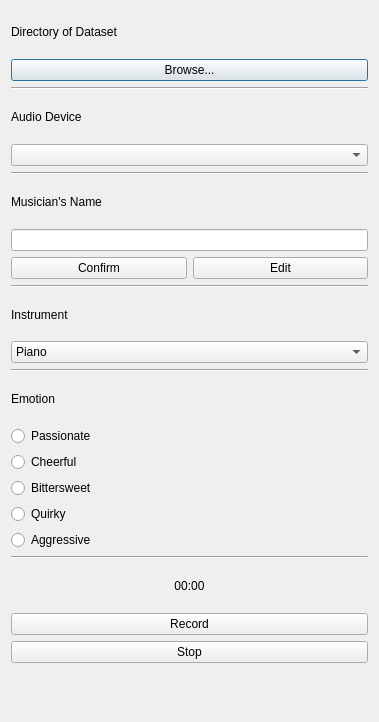
First picture: the form in app.ui, repository yilin-zhang/EmoRecorder, before the edit.
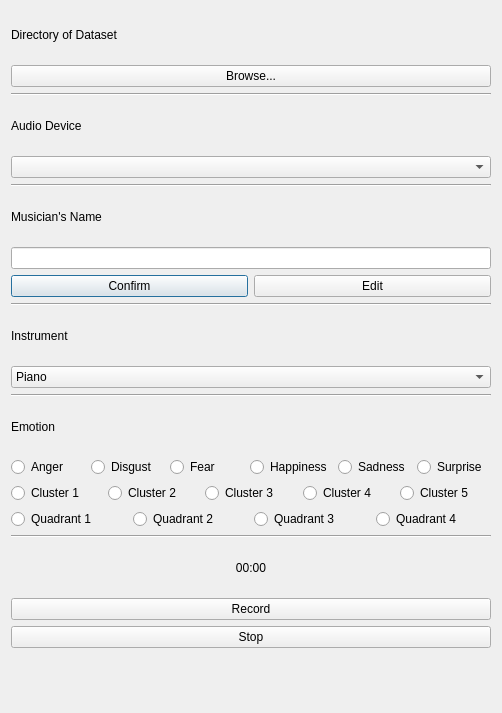
Second picture: the form after the edit.

Commit message: add support for different emotion models

```diff
--- a/app.ui
+++ b/app.ui
@@ -6,72 +6,181 @@
    <rect>
     <x>0</x>
     <y>0</y>
-    <width>379</width>
-    <height>722</height>
+    <width>502</width>
+    <height>713</height>
    </rect>
   </property>
   <property name="windowTitle">
    <string>Emotional Music Recorder</string>
   </property>
-  <layout class="QVBoxLayout" name="verticalLayout">
-   <item>
-    <widget class="QLabel" name="dirPath">
-     <property name="text">
-      <string>Directory of Dataset</string>
-     </property>
-     <property name="wordWrap">
-      <bool>true</bool>
-     </property>
-    </widget>
+  <layout class="QGridLayout" name="gridLayout">
+   <item row="17" column="0">
+    <layout class="QHBoxLayout" name="horizontalLayout_4">
+     <item>
+      <widget class="QRadioButton" name="radioButtonEmotion7">
+       <property name="text">
+        <string>Cluster 1</string>
+       </property>
+      </widget>
+     </item>
+     <item>
+      <widget class="QRadioButton" name="radioButtonEmotion8">
+       <property name="text">
+        <string>Cluster 2</string>
+       </property>
+      </widget>
+     </item>
+     <item>
+      <widget class="QRadioButton" name="radioButtonEmotion9">
+       <property name="text">
+        <string>Cluster 3</string>
+       </property>
+      </widget>
+     </item>
+     <item>
+      <widget class="QRadioButton" name="radioButtonEmotion10">
+       <property name="text">
+        <string>Cluster 4</string>
+       </property>
+      </widget>
+     </item>
+     <item>
+      <widget class="QRadioButton" name="radioButtonEmotion11">
+       <property name="text">
+        <string>Cluster 5</string>
+       </property>
+      </widget>
+     </item>
+    </layout>
    </item>
-   <item>
-    <widget class="QPushButton" name="browseButton">
-     <property name="text">
-      <string>Browse...</string>
-     </property>
-    </widget>
+   <item row="14" column="0">
+    <layout class="QHBoxLayout" name="horizontalLayout_2">
+     <item>
+      <widget class="QRadioButton" name="radioButtonEmotion1">
+       <property name="text">
+        <string>Anger</string>
+       </property>
+      </widget>
+     </item>
+     <item>
+      <widget class="QRadioButton" name="radioButtonEmotion2">
+       <property name="text">
+        <string>Disgust</string>
+       </property>
+      </widget>
+     </item>
+     <item>
+      <widget class="QRadioButton" name="radioButtonEmotion3">
+       <property name="text">
+        <string>Fear</string>
+       </property>
+      </widget>
+     </item>
+     <item>
+      <widget class="QRadioButton" name="radioButtonEmotion4">
+       <property name="text">
+        <string>Happiness</string>
+       </property>
+      </widget>
+     </item>
+     <item>
+      <widget class="QRadioButton" name="radioButtonEmotion5">
+       <property name="text">
+        <string>Sadness</string>
+       </property>
+      </widget>
+     </item>
+     <item>
+      <widget class="QRadioButton" name="radioButtonEmotion6">
+       <property name="text">
+        <string>Surprise</string>
+       </property>
+      </widget>
+     </item>
+    </layout>
    </item>
-   <item>
-    <widget class="Line" name="line">
-     <property name="orientation">
-      <enum>Qt::Horizontal</enum>
-     </property>
-    </widget>
+   <item row="18" column="0">
+    <layout class="QHBoxLayout" name="horizontalLayout_5">
+     <item>
+      <widget class="QRadioButton" name="radioButtonEmotion12">
+       <property name="text">
+        <string>Quadrant 1</string>
+       </property>
+      </widget>
+     </item>
+     <item>
+      <widget class="QRadioButton" name="radioButtonEmotion13">
+       <property name="text">
+        <string>Quadrant 2</string>
+       </property>
+      </widget>
+     </item>
+     <item>
+      <widget class="QRadioButton" name="radioButtonEmotion14">
+       <property name="text">
+        <string>Quadrant 3</string>
+       </property>
+      </widget>
+     </item>
+     <item>
+      <widget class="QRadioButton" name="radioButtonEmotion15">
+       <property name="text">
+        <string>Quadrant 4</string>
+       </property>
+      </widget>
+     </item>
+    </layout>
    </item>
-   <item>
-    <widget class="QLabel" name="deviceChoices">
-     <property name="text">
-      <string>Audio Device</string>
-     </property>
-     <property name="wordWrap">
-      <bool>true</bool>
-     </property>
+   <item row="11" column="0">
+    <widget class="QComboBox" name="instrumentBox">
+     <item>
+      <property name="text">
+       <string>Piano</string>
+      </property>
+     </item>
+     <item>
+      <property name="text">
+       <string>Violin</string>
+      </property>
+     </item>
+     <item>
+      <property name="text">
+       <string>Cello</string>
+      </property>
+     </item>
+     <item>
+      <property name="text">
+       <string>Trumpet</string>
+      </property>
+     </item>
+     <item>
+      <property name="text">
+       <string>Saxophone</string>
+      </property>
+     </item>
     </widget>
    </item>
-   <item>
+   <item row="4" column="0">
     <widget class="QComboBox" name="deviceBox"/>
    </item>
-   <item>
-    <widget class="Line" name="line_2">
+   <item row="9" column="0">
+    <widget class="Line" name="line_3">
      <property name="orientation">
       <enum>Qt::Horizontal</enum>
      </property>
     </widget>
    </item>
-   <item>
-    <widget class="QLabel" name="deviceChoices_2">
-     <property name="text">
-      <string>Musician's Name</string>
+   <item row="2" column="0">
+    <widget class="Line" name="line">
+     <property name="orientation">
+      <enum>Qt::Horizontal</enum>
      </property>
-     <property name="wordWrap">
-      <bool>true</bool>
-     </property>
     </widget>
    </item>
-   <item>
+   <item row="7" column="0">
     <widget class="QLineEdit" name="nameEdit"/>
    </item>
-   <item>
+   <item row="8" column="0">
     <layout class="QHBoxLayout" name="horizontalLayout">
      <item>
       <widget class="QPushButton" name="confirmButton">
@@ -89,60 +198,24 @@
      </item>
     </layout>
    </item>
-   <item>
-    <widget class="Line" name="line_3">
-     <property name="orientation">
-      <enum>Qt::Horizontal</enum>
-     </property>
-    </widget>
-   </item>
-   <item>
-    <widget class="QLabel" name="deviceChoices_3">
+   <item row="3" column="0">
+    <widget class="QLabel" name="deviceChoices">
      <property name="text">
-      <string>Instrument</string>
+      <string>Audio Device</string>
      </property>
      <property name="wordWrap">
       <bool>true</bool>
      </property>
     </widget>
    </item>
-   <item>
-    <widget class="QComboBox" name="instrumentBox">
-     <item>
-      <property name="text">
-       <string>Piano</string>
-      </property>
-     </item>
-     <item>
-      <property name="text">
-       <string>Violin</string>
-      </property>
-     </item>
-     <item>
-      <property name="text">
-       <string>Cello</string>
-      </property>
-     </item>
-     <item>
-      <property name="text">
-       <string>Trumpet</string>
-      </property>
-     </item>
-     <item>
-      <property name="text">
-       <string>Saxophone</string>
-      </property>
-     </item>
-    </widget>
-   </item>
-   <item>
+   <item row="12" column="0">
     <widget class="Line" name="line_4">
      <property name="orientation">
       <enum>Qt::Horizontal</enum>
      </property>
     </widget>
    </item>
-   <item>
+   <item row="13" column="0">
     <widget class="QLabel" name="deviceChoices_4">
      <property name="text">
       <string>Emotion</string>
@@ -152,49 +225,34 @@
      </property>
     </widget>
    </item>
-   <item>
-    <widget class="QRadioButton" name="radioButtonEmotion1">
+   <item row="0" column="0">
+    <widget class="QLabel" name="dirPath">
      <property name="text">
-      <string>Passionate</string>
+      <string>Directory of Dataset</string>
      </property>
-    </widget>
-   </item>
-   <item>
-    <widget class="QRadioButton" name="radioButtonEmotion2">
-     <property name="text">
-      <string>Cheerful</string>
+     <property name="wordWrap">
+      <bool>true</bool>
      </property>
     </widget>
    </item>
-   <item>
-    <widget class="QRadioButton" name="radioButtonEmotion3">
+   <item row="10" column="0">
+    <widget class="QLabel" name="deviceChoices_3">
      <property name="text">
-      <string>Bittersweet</string>
+      <string>Instrument</string>
      </property>
-    </widget>
-   </item>
-   <item>
-    <widget class="QRadioButton" name="radioButtonEmotion4">
-     <property name="text">
-      <string>Quirky</string>
+     <property name="wordWrap">
+      <bool>true</bool>
      </property>
     </widget>
    </item>
-   <item>
-    <widget class="QRadioButton" name="radioButtonEmotion5">
-     <property name="text">
-      <string>Aggressive</string>
-     </property>
-    </widget>
-   </item>
-   <item>
-    <widget class="Line" name="line_5">
+   <item row="5" column="0">
+    <widget class="Line" name="line_2">
      <property name="orientation">
       <enum>Qt::Horizontal</enum>
      </property>
     </widget>
    </item>
-   <item>
+   <item row="24" column="0">
     <widget class="QLabel" name="timeLabel">
      <property name="text">
       <string>00:00</string>
@@ -204,24 +262,48 @@
      </property>
     </widget>
    </item>
-   <item>
+   <item row="23" column="0">
+    <widget class="Line" name="line_5">
+     <property name="orientation">
+      <enum>Qt::Horizontal</enum>
+     </property>
+    </widget>
+   </item>
+   <item row="1" column="0">
+    <widget class="QPushButton" name="browseButton">
+     <property name="text">
+      <string>Browse...</string>
+     </property>
+    </widget>
+   </item>
+   <item row="27" column="0">
+    <widget class="QLabel" name="promptLabel">
+     <property name="text">
+      <string/>
+     </property>
+     <property name="wordWrap">
+      <bool>true</bool>
+     </property>
+    </widget>
+   </item>
+   <item row="25" column="0">
     <widget class="QPushButton" name="recordButton">
      <property name="text">
       <string>Record</string>
      </property>
     </widget>
    </item>
-   <item>
+   <item row="26" column="0">
     <widget class="QPushButton" name="stopButton">
      <property name="text">
       <string>Stop</string>
      </property>
     </widget>
    </item>
-   <item>
-    <widget class="QLabel" name="promptLabel">
+   <item row="6" column="0">
+    <widget class="QLabel" name="deviceChoices_2">
      <property name="text">
-      <string/>
+      <string>Musician's Name</string>
      </property>
      <property name="wordWrap">
       <bool>true</bool>
```
The commit also changes 2 other files.
